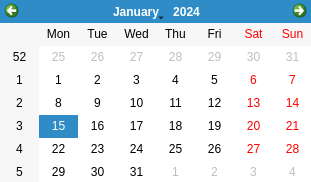
The window that vencalendar.ui (MelonRodante/ProyectoUno) describes before a commit, drawn with Qt 5.
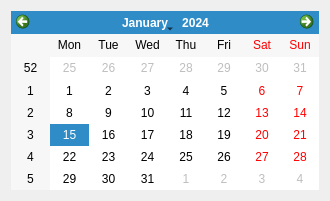
The same window after the commit.

The edit to the form file:
```diff
--- a/vencalendar.ui
+++ b/vencalendar.ui
@@ -6,23 +6,18 @@
    <rect>
     <x>0</x>
     <y>0</y>
-    <width>311</width>
-    <height>182</height>
+    <width>330</width>
+    <height>201</height>
    </rect>
   </property>
   <property name="windowTitle">
    <string>Fecha Alta</string>
   </property>
-  <widget class="QCalendarWidget" name="calendar">
-   <property name="geometry">
-    <rect>
-     <x>0</x>
-     <y>0</y>
-     <width>312</width>
-     <height>183</height>
-    </rect>
-   </property>
-  </widget>
+  <layout class="QGridLayout" name="gridLayout_2">
+   <item row="0" column="0">
+    <widget class="QCalendarWidget" name="calendar"/>
+   </item>
+  </layout>
  </widget>
  <resources/>
  <connections/>
```
